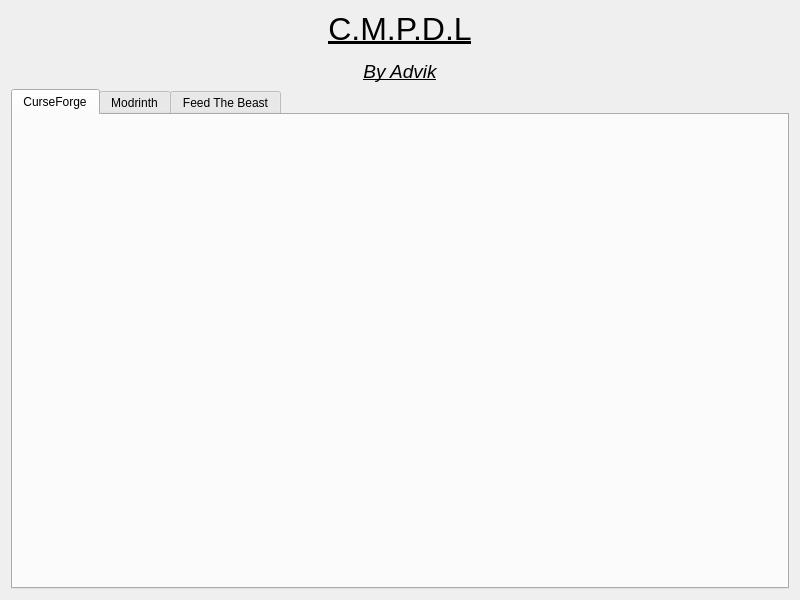
Above: src/GUI/form.ui from Advik-B/CMPDL before the change. Below: the same form after it.
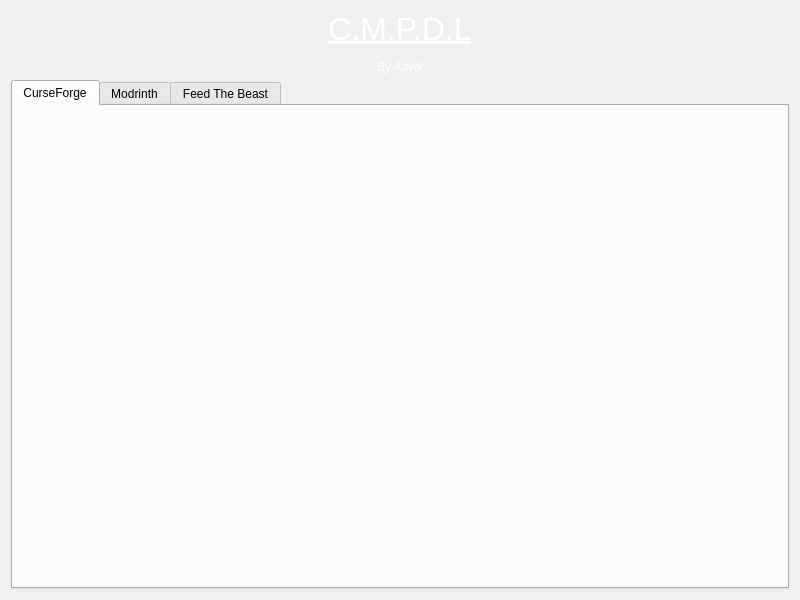
That is the form after the change.

Patch:
```diff
--- a/src/GUI/form.ui
+++ b/src/GUI/form.ui
@@ -39,7 +39,7 @@
    <item row="0" column="0">
     <widget class="QLabel" name="label">
      <property name="text">
-      <string>&lt;html&gt;&lt;head/&gt;&lt;body&gt;&lt;p align=&quot;center&quot;&gt;&lt;a href=&quot;https://github.com/Advik-B/CMPDL&quot;&gt;&lt;span style=&quot; font-size:24pt; color:#000000;&quot;&gt;C.M.P.D.L&lt;/span&gt;&lt;/a&gt;&lt;/p&gt;&lt;p align=&quot;center&quot;&gt;&lt;a href=&quot;https://github.com/Advik-B/CMPDL&quot;&gt;&lt;span style=&quot; font-size:14pt; font-style:italic; color:#000000;&quot;&gt;By Advik&lt;/span&gt;&lt;/a&gt;&lt;/p&gt;&lt;/body&gt;&lt;/html&gt;</string>
+      <string>&lt;html&gt;&lt;head/&gt;&lt;body&gt;&lt;p align=&quot;center&quot;&gt;&lt;a href=&quot;https://github.com/Advik-B/CMPDL&quot;&gt;&lt;span style=&quot; font-size:24pt; color:#ffffff;&quot;&gt;C.M.P.D.L&lt;/span&gt;&lt;/a&gt;&lt;/p&gt;&lt;p align=&quot;center&quot;&gt;&lt;span style=&quot; font-style:italic; color:#ffffff;&quot;&gt;By Advik&lt;/span&gt;&lt;/p&gt;&lt;/body&gt;&lt;/html&gt;</string>
      </property>
     </widget>
    </item>
```
